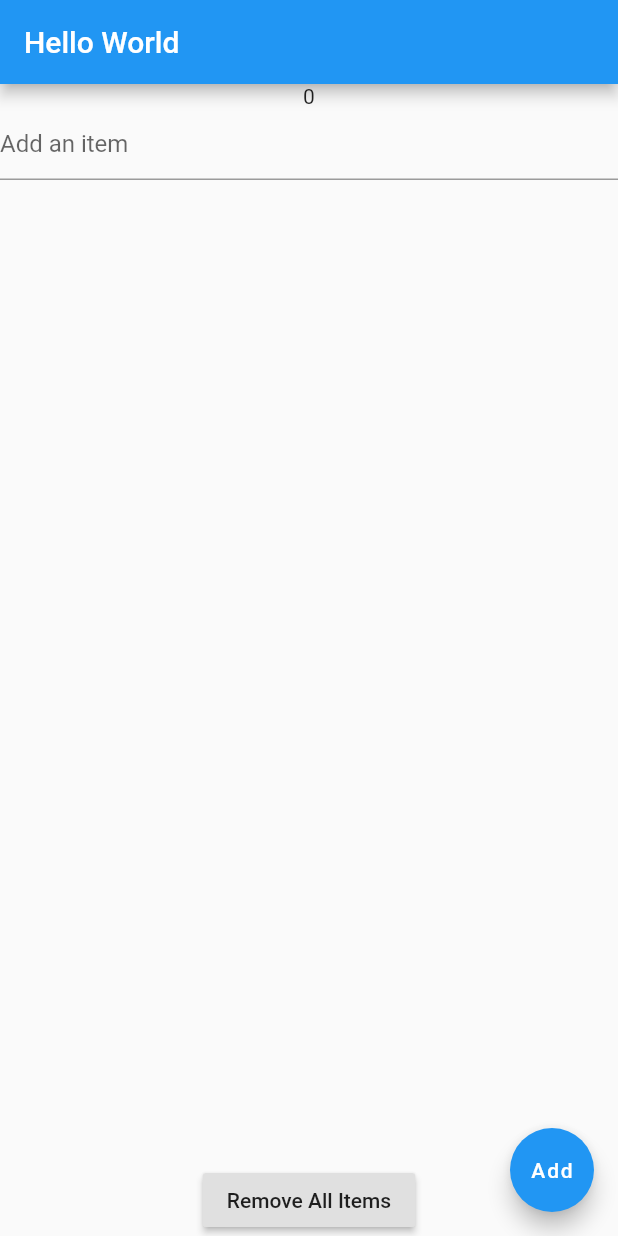
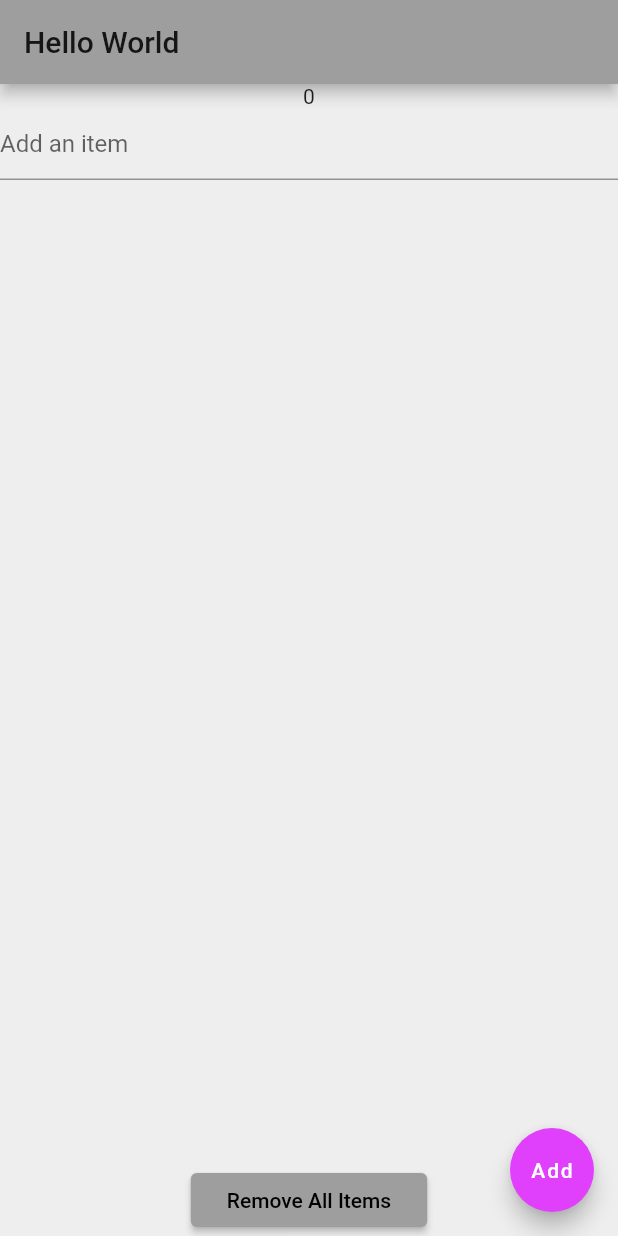
Before and after one commit to dabit3/flutter-redux-example, a Flutter app: the screen it shows after launch, on a phone screen of 412 x 824 dp. Run offline on Flutter 3.47's test engine with Material 2 defaults, Android fonts, the phone set to English and light mode, and no system bars; our stand-ins replace flutter_redux, redux.

Commit message:
played around with theming ;

```diff
--- a/lib/main.dart
+++ b/lib/main.dart
@@ -22,7 +22,15 @@ class MyApp extends StatelessWidget {
       child: new MaterialApp(
         title: 'Flutter Demo',
         theme: new ThemeData(
-          primarySwatch: Colors.blue,
+          buttonTheme: ButtonThemeData(
+            textTheme: ButtonTextTheme.primary
+          ),
+          secondaryHeaderColor: Colors.grey[600],
+          buttonColor: Colors.black,
+          primarySwatch: Colors.grey,
+          brightness: Brightness.light,
+          accentColor: Colors.purpleAccent,
+          canvasColor: Colors.grey[200]
         ),
         home: MyHomePage()
       ),
```
